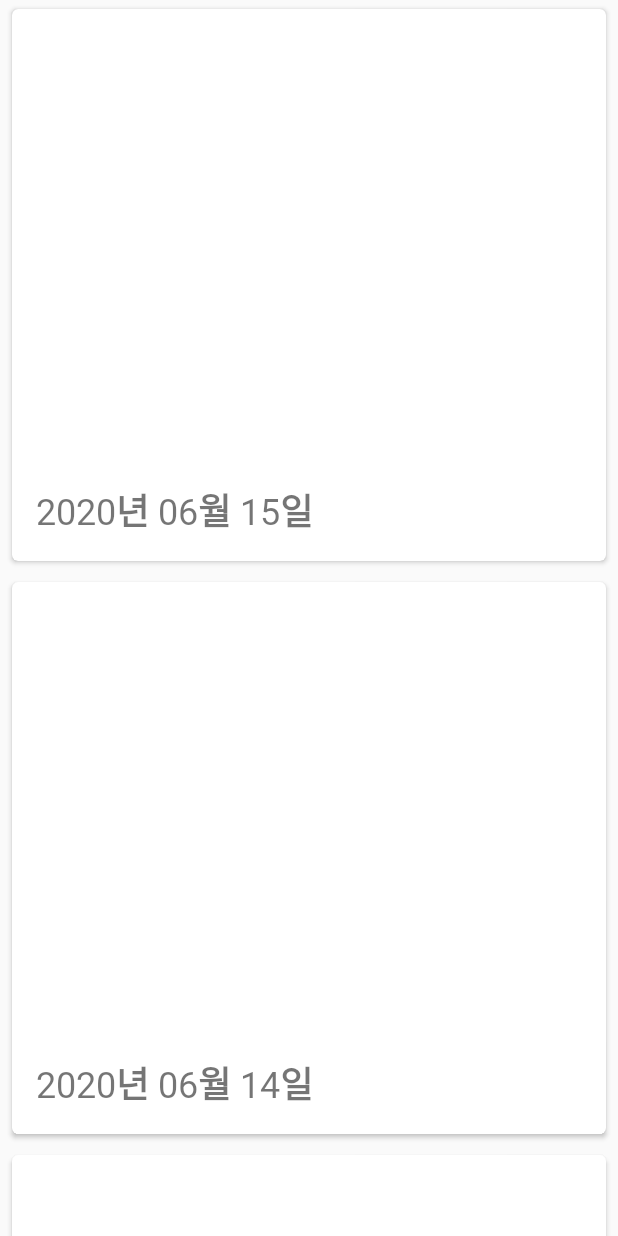
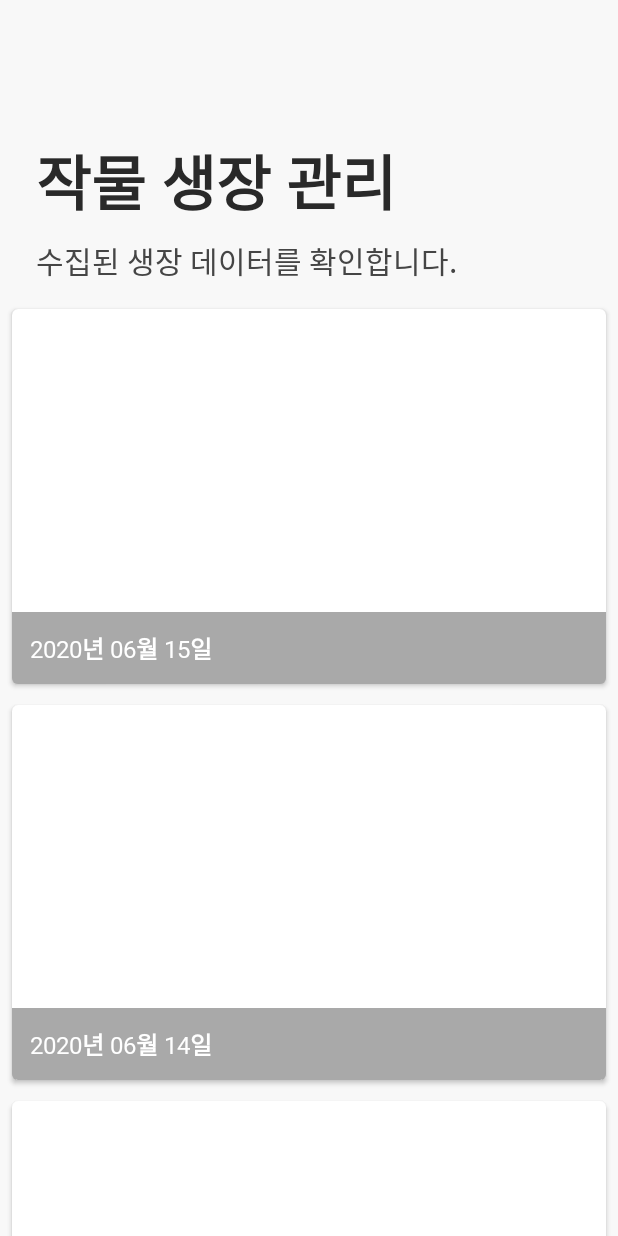
Before and after one commit to H43RO/SmartFarm-Android, an Android app: the screen it shows after launch (GrowMonitorActivity), after a tap on "작물 생장 관리", on a phone screen of 412 x 824 dp. Run offline under Robolectric (Android 15) with nearby library versions, the phone set to English and light mode, and no system bars; libraries missing offline, so code that uses them is left out: fr.arnaudguyon.xmltojsonlib, org.eclipse.paho.

Commit message:
Implementation RecyclerView for GrowUp Data

```diff
--- a/app/src/main/java/sch/iot/onem2mapp/SettingActivity.java
+++ b/app/src/main/java/sch/iot/onem2mapp/SettingActivity.java
@@ -3,11 +3,12 @@ package sch.iot.onem2mapp;
 import android.content.SharedPreferences;
 import android.os.Bundle;
 import android.preference.PreferenceManager;
-import androidx.appcompat.app.AppCompatActivity;
 import android.view.View;
 import android.widget.Button;
 import android.widget.EditText;
 import android.widget.Toast;
+
+import androidx.appcompat.app.AppCompatActivity;
 
 public class SettingActivity extends AppCompatActivity implements Button.OnClickListener {
 
@@ -31,11 +32,12 @@ public class SettingActivity extends AppCompatActivity implements Button.OnClick
         super.onCreate(savedInstanceState);
         setContentView(R.layout.activity_setting);
 
+        rpi_address_edit = findViewById(R.id.rpi_address_edit_text);
+        ae_name_edit = findViewById(R.id.ae_name_edit_text);
+
         preEditor = PreferenceManager.getDefaultSharedPreferences(getBaseContext()).edit();
         pref = PreferenceManager.getDefaultSharedPreferences(getBaseContext());
 
-        rpi_address_edit = findViewById(R.id.rpi_address_edit_text);
-        ae_name_edit = findViewById(R.id.ae_name_edit_text);
 
         confirm_address = findViewById(R.id.rpi_address_confirm_button);
         confirm_ae = findViewById(R.id.ae_name_confirm_button);
--- a/app/src/main/res/layout/activity_grow_monitor.xml
+++ b/app/src/main/res/layout/activity_grow_monitor.xml
@@ -3,9 +3,39 @@
     xmlns:app="http://schemas.android.com/apk/res-auto"
     xmlns:tools="http://schemas.android.com/tools"
     android:layout_width="match_parent"
+    android:layout_height="match_parent"
+    android:background="#FFF8F8F8"
     android:orientation="vertical"
-    android:layout_height="match_parent"
     tools:context=".GrowMonitorActivity">
+
+    <LinearLayout
+        android:layout_width="match_parent"
+        android:layout_height="150dp"
+        android:layout_marginTop="50dp"
+        android:background="#FFF8F8F8"
+        android:gravity="center"
+        android:orientation="vertical">
+
+        <TextView
+            android:layout_width="match_parent"
+            android:layout_height="wrap_content"
+            android:layout_marginLeft="16dp"
+            android:layout_marginTop="30dp"
+            android:text="작물 생장 관리"
+            android:textColor="#292929"
+            android:textSize="40dp"
+            android:textStyle="bold" />
+
+        <TextView
+            android:layout_width="match_parent"
+            android:layout_height="wrap_content"
+            android:layout_marginLeft="16dp"
+            android:layout_marginTop="8dp"
+            android:text="수집된 생장 데이터를 확인합니다."
+            android:textColor="#454545"
+            android:textSize="20dp" />
+
+    </LinearLayout>
 
     <androidx.recyclerview.widget.RecyclerView
         android:id="@+id/recycler_view"
@@ -13,6 +43,4 @@
         android:layout_height="match_parent"
         tools:listitem="@layout/grow_data_item" />
 
-
-
 </LinearLayout>
--- a/app/src/main/res/layout/activity_main.xml
+++ b/app/src/main/res/layout/activity_main.xml
@@ -5,6 +5,7 @@
     android:layout_height="match_parent"
     android:background="#FFF8F8F8"
     android:orientation="vertical">
+
 
     <LinearLayout
         android:layout_width="match_parent"
--- a/app/src/main/res/layout/grow_data_item.xml
+++ b/app/src/main/res/layout/grow_data_item.xml
@@ -6,13 +6,14 @@
     android:layout_width="match_parent"
     android:layout_height="wrap_content"
     android:layout_marginTop="2dp"
+
     android:gravity="center_horizontal"
     android:orientation="vertical">
 
     <androidx.cardview.widget.CardView
         android:id="@+id/card_view"
         android:layout_width="match_parent"
-        android:layout_height="match_parent"
+        android:layout_height="wrap_content"
         android:layout_gravity="center"
         android:layout_marginLeft="8dp"
         android:layout_marginTop="4dp"
@@ -21,34 +22,37 @@
         app:cardCornerRadius="4dp"
         app:cardElevation="2dp">
 
-        <LinearLayout
-            android:orientation="vertical"
+        <FrameLayout
             android:layout_width="match_parent"
             android:layout_height="match_parent">
 
             <ImageView
+                android:scaleType="centerCrop"
                 android:id="@+id/image"
                 android:layout_width="match_parent"
-                android:layout_height="300dp"/>
+                android:layout_height="250dp"/>
 
             <RelativeLayout
+                android:layout_gravity="bottom"
+                android:background="#56000000"
                 android:layout_width="match_parent"
-                android:layout_height="match_parent"
+                android:layout_height="wrap_content"
                 android:gravity="center"
-                android:padding="16dp">
+                android:padding="12dp">
 
                 <TextView
+                    android:textColor="#ffffff"
                     android:id="@+id/title_date"
                     android:layout_width="match_parent"
                     android:layout_height="wrap_content"
-                    android:textSize="24dp"
+                    android:textSize="16dp"
                     android:textStyle="bold"
                     tools:text="Result" />
 
             </RelativeLayout>
 
 
-        </LinearLayout>
+        </FrameLayout>
 
     </androidx.cardview.widget.CardView>
 
```
